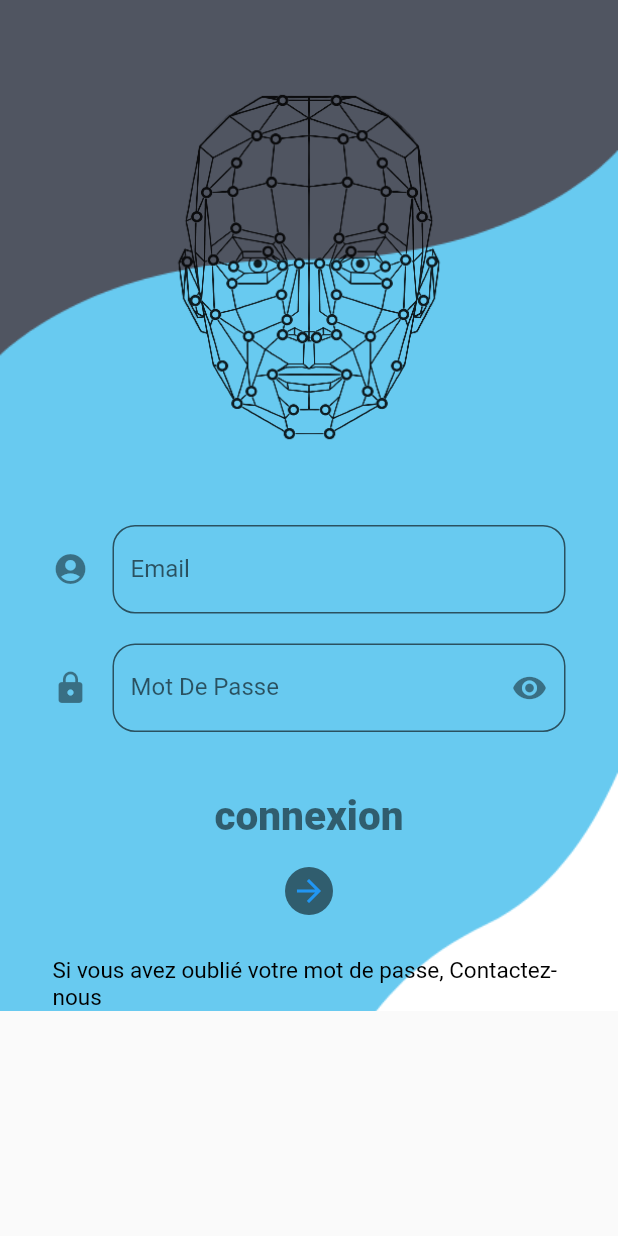
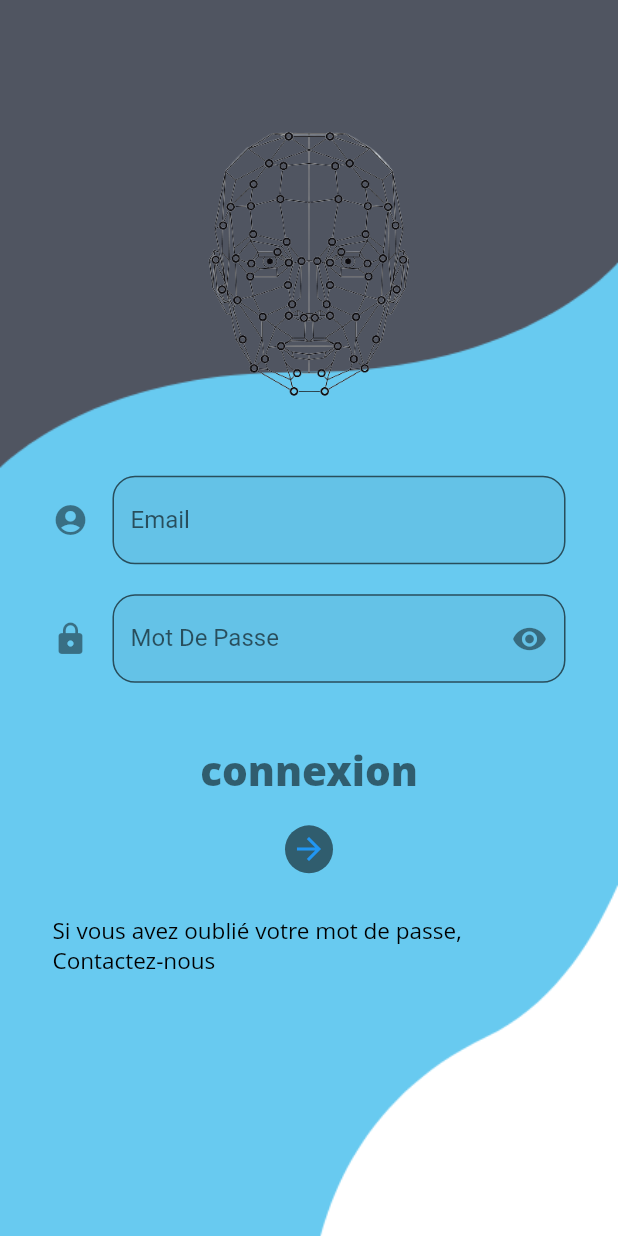
Before and after one commit to Hossamfazaz0/Emotion-and-gender-recognition-mobile-app, a Flutter app: the screen it shows after launch, on a phone screen of 412 x 824 dp. Run offline on Flutter 3.47's test engine with Material 2 defaults, Android fonts, the phone set to English and light mode, and no system bars; our stand-ins replace cloud_firestore, firebase_auth, firebase_core, image_picker, syncfusion_flutter_charts; missing offline and left inert: tflite; accounts and stored records are empty; Roboto replaces fonts that are missing (Open Sans).

Commit message:
last edit

```diff
--- a/lib/Connexion.dart
+++ b/lib/Connexion.dart
@@ -17,15 +17,18 @@ class _ConnexionState extends State<Connexion> {
 
   @override
   void dispose() {
-
     super.dispose();
     _passwordController.dispose();
     _emailController.dispose();
   }
+
   @override
   Widget build(BuildContext context) {
     return Scaffold(
-      body: Container(
+      body: SafeArea(
+        child: Container(
+          width: double.infinity,
+          height: MediaQuery.of(context).size.height,
           decoration: const BoxDecoration(
             image: DecorationImage(
               image: AssetImage('assets/register.png'),
@@ -34,47 +37,28 @@ class _ConnexionState extends State<Connexion> {
           ),
           child: SingleChildScrollView(
             child: Column(
+              crossAxisAlignment: CrossAxisAlignment.center,
               children: [
-
-              Container(
-                // padding: const EdgeInsets.only(left: 35, top: 150, right: 35),
-                child: const ImageIcon(
-                  AssetImage('assets/logo.png'),
-                  size: 350,
+                SizedBox(height: 50),
+                Image.asset(
+                  'assets/logo.png',
+                  height: MediaQuery.of(context).size.height * 0.3, // Adjust the height as needed
                 ),
-              ),
-              Container(
-                padding: EdgeInsets.only(
-                  // top: MediaQuery.of(context).size.height * 0.55,
-                  right: 35,
-                  left: 35,
-                ),
+                Padding(
+                  padding: const EdgeInsets.symmetric(horizontal: 35, vertical: 20),
                   child: Column(
                     children: [
                       TextField(
                         controller: _emailController,
                         decoration: InputDecoration(
                           icon: Icon(Icons.account_circle),
-                        fillColor: Colors.transparent,
+                          labelText: "Email",
                           filled: true,
-                        labelText: "Email",
                           border: OutlineInputBorder(
-                          borderSide: BorderSide(
-                            width: 10,
-                            color: Colors.cyanAccent,
-                          ),
-                          borderRadius: BorderRadius.all(
-                            Radius.circular(15),
-                          ),
+                            borderRadius: BorderRadius.circular(15),
                           ),
                           focusedBorder: OutlineInputBorder(
-                          borderSide: BorderSide(
-                            width: 3,
-                            color: Colors.cyanAccent,
-                          ),
-                          borderRadius: BorderRadius.all(
-                            Radius.circular(30),
-                          ),
+                            borderRadius: BorderRadius.circular(30),
                           ),
                         ),
                       ),
@@ -92,26 +76,13 @@ class _ConnexionState extends State<Connexion> {
                             },
                           ),
                           icon: Icon(Icons.lock),
-                        fillColor: Colors.transparent,
+                          labelText: "Mot De Passe",
                           filled: true,
-                        labelText: "Mot De Passe",
                           border: OutlineInputBorder(
-                          borderSide: BorderSide(
-                            width: 3,
-                            color: Colors.greenAccent,
-                          ),
-                          borderRadius: BorderRadius.all(
-                            Radius.circular(15),
-                          ),
+                            borderRadius: BorderRadius.circular(15),
                           ),
                           focusedBorder: OutlineInputBorder(
-                          borderSide: BorderSide(
-                            width: 3,
-                            color: Colors.cyanAccent,
-                          ),
-                          borderRadius: BorderRadius.all(
-                            Radius.circular(30),
-                          ),
+                            borderRadius: BorderRadius.circular(30),
                           ),
                         ),
                       ),
@@ -120,42 +91,30 @@ class _ConnexionState extends State<Connexion> {
                         'connexion',
                         style: TextStyle(
                           color: Colors.black54,
-
                           fontSize: 27,
                           fontWeight: FontWeight.w900,
-                        fontFamily: ' Open Sans',
+                          fontFamily: 'Open Sans',
                         ),
                       ),
                       SizedBox(height: 10),
                       IconButton(
-                      onPressed: () async{
+                        onPressed: () async {
                           try {
-                          await FirebaseAuth
-                              .instance
-                              .signInWithEmailAndPassword(
-                              email: _emailController
-                                  .text,
-                              password:
-                              _passwordController
-                                  .text);
+                            await FirebaseAuth.instance.signInWithEmailAndPassword(
+                              email: _emailController.text,
+                              password: _passwordController.text,
+                            );
 
-                          ScaffoldMessenger.of(
-                              context)
-                              .showSnackBar(
+                            ScaffoldMessenger.of(context).showSnackBar(
                               const SnackBar(
-                              content: Text(
-                                  "Login Success, redirecting..."),
+                                content: Text("Login Success, redirecting..."),
                               ),
-
                             );
                             Navigator.pushNamed(context, 'home');
                           } catch (e) {
-                          ScaffoldMessenger.of(
-                              context)
-                              .showSnackBar(
+                            ScaffoldMessenger.of(context).showSnackBar(
                               const SnackBar(
-                              content: Text(
-                                  "Incorrect email or password"),
+                                content: Text("Incorrect email or password"),
                               ),
                             );
                           }
@@ -175,14 +134,14 @@ class _ConnexionState extends State<Connexion> {
                         style: TextStyle(
                           color: Colors.black,
                           fontSize: 15,
-                        fontFamily: ' Open Sans',
+                          fontFamily: 'Open Sans',
                         ),
                       ),
                     ],
                   ),
                 ),
-
               ],
+            ),
           ),
         ),
       ),
--- a/lib/chart_screen.dart
+++ b/lib/chart_screen.dart
@@ -385,18 +385,15 @@ class _MyChartScreenState extends State<MyChartScreen> {
       ),
     );
   }
-
   String getNextMonth(String currentMonth) {
     int year = int.parse(currentMonth.split('-')[0]);
     int month = int.parse(currentMonth.split('-')[1]);
-
     if (month == 12) {
       year++;
       month = 1;
     } else {
       month++;
     }
-
     return '${year.toString()}-${month.toString().padLeft(2, '0')}';
   }
 }
--- a/lib/main.dart
+++ b/lib/main.dart
@@ -13,7 +13,6 @@ import 'Connexion.dart';
 void main() async {
   WidgetsFlutterBinding.ensureInitialized();
 
-  // Before using any firebase services, we need to initiate Firebase first
   await Firebase.initializeApp();
   runApp(MyApp());
 }
```
Also changed, not shown: lib/traitement.dart (+42 -12 lines), 6 other files. Lines whose indentation alone changed are shown as unchanged.
